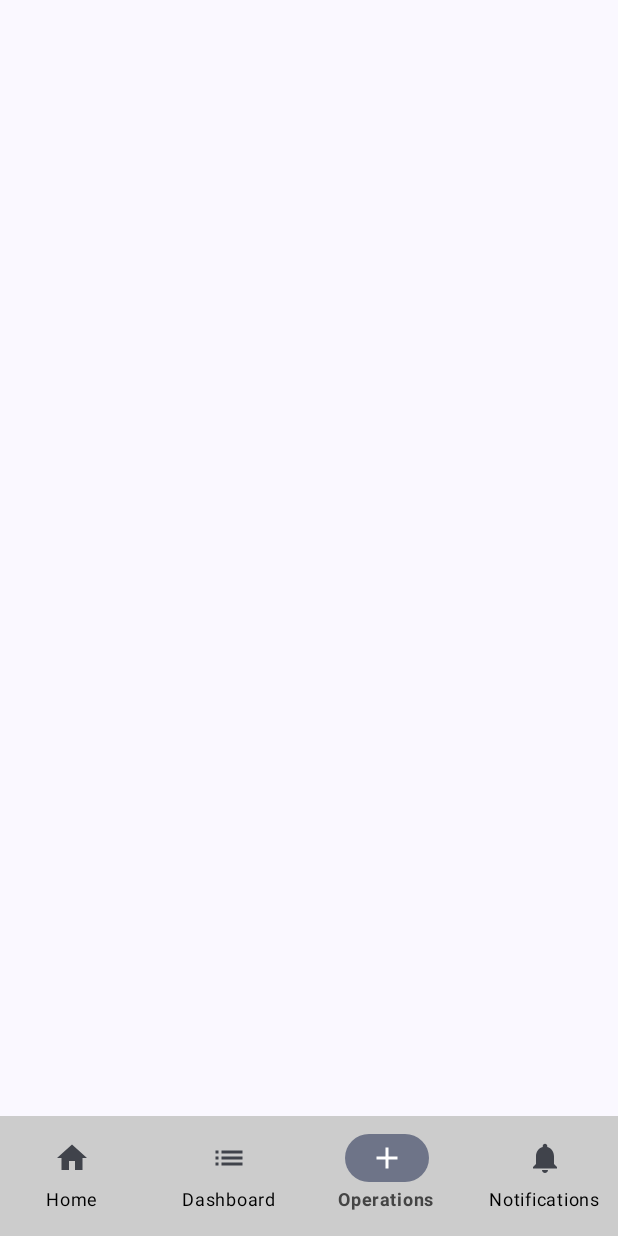
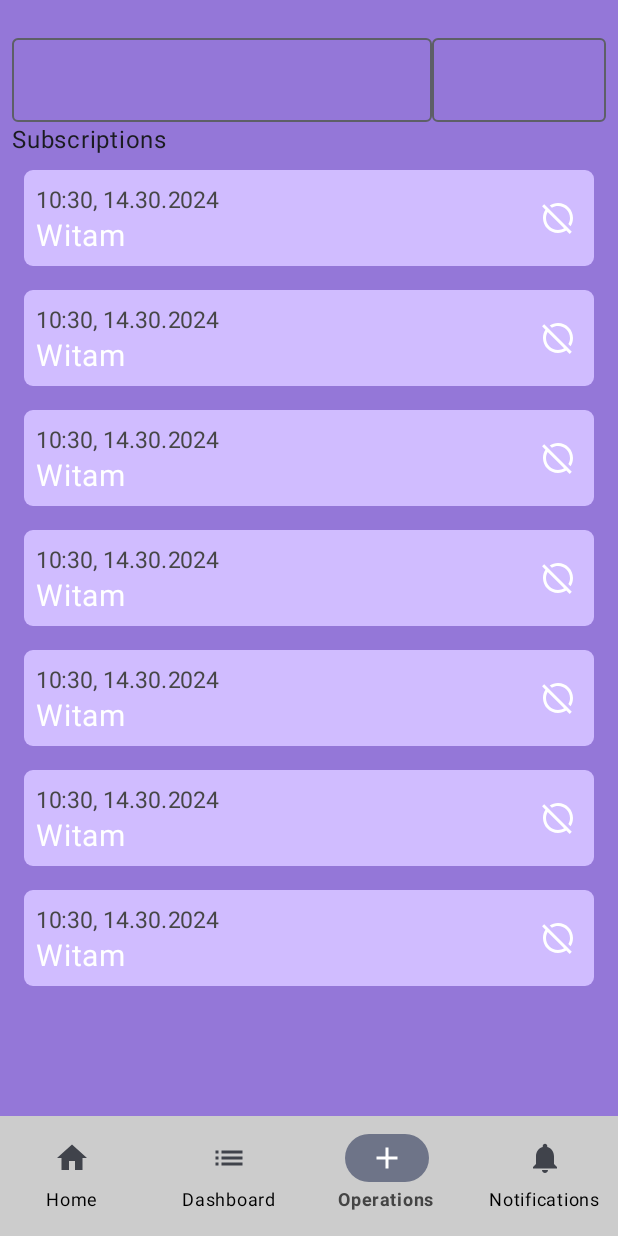
Before and after one commit to TEHAQUE/PocketPlanner, an Android app built with Jetpack Compose: the screen it shows after launch (MainActivity), item 3 of the bottom bar chosen, on a phone screen of 412 x 824 dp. Run offline under Robolectric (Android 15) with nearby library versions, the phone set to English and light mode, and no system bars; our stand-ins replace Room's generated code.

Commit message:
setting up main layout

```diff
--- a/app/src/main/java/com/example/pocketplaner/DataWrapper.kt
+++ b/app/src/main/java/com/example/pocketplaner/DataWrapper.kt
@@ -2,19 +2,19 @@ package com.example.pocketplaner
 
 import android.app.Application
 import androidx.room.Room
-import com.example.pocketplaner.dataBase.NotiDataBase
+import com.example.pocketplaner.dataBase.DataBase
 
 class DataWrapper : Application() {
     companion object{
-        lateinit var notiDataBase : NotiDataBase
+        lateinit var dataBase : DataBase
     }
 
     override fun onCreate() {
         super.onCreate()
-        notiDataBase = Room.databaseBuilder(
+        dataBase = Room.databaseBuilder(
             applicationContext,
-            NotiDataBase::class.java,
-            NotiDataBase.NAME
+            DataBase::class.java,
+            DataBase.NAME
         ).build()
     }
 }
--- a/app/src/main/java/com/example/pocketplaner/MainActivity.kt
+++ b/app/src/main/java/com/example/pocketplaner/MainActivity.kt
@@ -17,6 +17,7 @@ class MainActivity : ComponentActivity() {
     override fun onCreate(savedInstanceState: Bundle?) {
         super.onCreate(savedInstanceState)
         enableEdgeToEdge()
+
         setContent {
             PocketPlanerTheme {
                 MainScreen()
--- a/app/src/main/java/com/example/pocketplaner/MainScreen.kt
+++ b/app/src/main/java/com/example/pocketplaner/MainScreen.kt
@@ -1,7 +1,6 @@
 package com.example.pocketplaner
 
 import androidx.compose.foundation.background
-import androidx.compose.foundation.layout.Row
 import androidx.compose.foundation.layout.fillMaxSize
 import androidx.compose.foundation.layout.padding
 import androidx.compose.material.icons.Icons
@@ -17,16 +16,15 @@ import androidx.compose.material3.Text
 import androidx.compose.runtime.Composable
 import androidx.compose.runtime.getValue
 import androidx.compose.runtime.mutableIntStateOf
-import androidx.compose.runtime.mutableStateListOf
 import androidx.compose.runtime.remember
 import androidx.compose.runtime.setValue
 import androidx.compose.ui.Modifier
 import androidx.compose.ui.graphics.Color
-import androidx.compose.ui.graphics.vector.ImageVector
 import androidx.compose.ui.text.font.FontWeight
-import androidx.compose.ui.unit.sp
 import com.example.pocketplaner.comps.DashBoard
 import com.example.pocketplaner.comps.HomePage
+import com.example.pocketplaner.comps.NotifPage
+import com.example.pocketplaner.comps.OperationsPage
 
 @Composable
 fun MainScreen(modifier: Modifier = Modifier) {
@@ -73,5 +71,7 @@ fun ContentWrapper(modifier: Modifier = Modifier, clickedBtn : Int) {
     when(clickedBtn){
         0-> HomePage()
         1-> DashBoard()
+        2-> OperationsPage()
+        3-> NotifPage()
     }
 }
--- a/app/src/main/java/com/example/pocketplaner/NotiViewModel.kt
+++ b/app/src/main/java/com/example/pocketplaner/NotiViewModel.kt
@@ -10,7 +10,7 @@ import java.sql.Date
 import java.time.Instant
 
 class NotiViewModel : ViewModel() {
-    val notiElDao = DataWrapper.notiDataBase.getNotiDao()
+    val notiElDao = DataWrapper.dataBase.getNotiDao()
 
     val notiList : LiveData<List<NotiEl>> = notiElDao.getAllNoti()
 
--- a/app/src/main/java/com/example/pocketplaner/comps/HomePage.kt
+++ b/app/src/main/java/com/example/pocketplaner/comps/HomePage.kt
@@ -22,7 +22,6 @@ fun HomePage(modifier: Modifier = Modifier) {
         verticalArrangement = Arrangement.Center,
         horizontalAlignment = Alignment.CenterHorizontally
     ){
-        NotiViewModel()
         Text(text = "Home Page",
             fontSize = 30.sp,
             fontWeight = FontWeight.SemiBold,
--- /dev/null
+++ b/app/src/main/java/com/example/pocketplaner/comps/OperationsPage.kt
@@ -0,0 +1,114 @@
+package com.example.pocketplaner.comps
+
+import android.media.VolumeShaper.Operation
+import androidx.compose.foundation.background
+import androidx.compose.foundation.layout.Arrangement
+import androidx.compose.foundation.layout.Column
+import androidx.compose.foundation.layout.Row
+import androidx.compose.foundation.layout.fillMaxSize
+import androidx.compose.foundation.layout.fillMaxWidth
+import androidx.compose.foundation.layout.padding
+import androidx.compose.foundation.lazy.LazyColumn
+import androidx.compose.foundation.lazy.itemsIndexed
+import androidx.compose.foundation.shape.RoundedCornerShape
+import androidx.compose.material3.Icon
+import androidx.compose.material3.IconButton
+import androidx.compose.material3.OutlinedTextField
+import androidx.compose.material3.Text
+import androidx.compose.runtime.Composable
+import androidx.compose.runtime.getValue
+import androidx.compose.runtime.mutableFloatStateOf
+import androidx.compose.runtime.mutableIntStateOf
+import androidx.compose.runtime.mutableStateOf
+import androidx.compose.runtime.remember
+import androidx.compose.runtime.setValue
+import androidx.compose.ui.Alignment
+import androidx.compose.ui.Modifier
+import androidx.compose.ui.draw.clip
+import androidx.compose.ui.graphics.Color
+import androidx.compose.ui.res.painterResource
+import androidx.compose.ui.text.font.FontWeight
+import androidx.compose.ui.text.input.TextFieldValue
+import androidx.compose.ui.unit.dp
+import androidx.compose.ui.unit.sp
+import com.example.pocketplaner.NotiViewModel
+import com.example.pocketplaner.R
+import com.example.pocketplaner.ui.theme.NotiEl
+import com.example.pocketplaner.ui.theme.SubEl
+import com.example.pocketplaner.ui.theme.getFakeSub
+import java.text.SimpleDateFormat
+import java.util.Locale
+
+@Composable
+fun OperationsPage(modifier: Modifier = Modifier) {
+
+    val subList = getFakeSub()
+    var nameVal by remember {
+        mutableStateOf("")
+    }
+    var costVal by remember {
+        mutableStateOf("")
+    }
+    fun convertToFloat(value: String): Float {
+        return try {
+            value.toFloat()
+        } catch (e: NumberFormatException) {
+            0F
+        }
+    }
+    val floatValue = convertToFloat(costVal)
+    Column(
+        modifier = Modifier
+//            .fillMaxSize()
+            .background(Color(0xFF9477D8))
+            .padding(start = 8.dp, top = 25.dp, end = 8.dp, bottom = 110.dp)
+    ){
+        Row(){
+            OutlinedTextField(value = nameVal, onValueChange = {nameVal = it})
+
+            OutlinedTextField(value = costVal, onValueChange = {costVal = it})
+        }
+        Text(text = "Subscriptions")
+        LazyColumn(
+            content = {
+                itemsIndexed(subList) { index: Int, item: SubEl ->
+                    SubListItem(item = item)
+                }
+            }
+        )
+    }
+}
+@Composable
+fun SubListItem(item: SubEl){
+    Row(
+        modifier = Modifier
+            .fillMaxWidth()
+            .padding(8.dp)
+            .clip(RoundedCornerShape(6.dp))
+            .background(Color(0xFFD0BCFF)),
+        verticalAlignment = Alignment.CenterVertically
+    )
+    {
+        Column(
+            modifier = Modifier
+                .padding(8.dp)
+                .weight(1f)
+        )
+        {
+            Text(text = SimpleDateFormat("HH:mm, dd.mm.yyyy", Locale.UK).format(item.date),
+                fontSize = 15.sp,
+                color = Color(0xFF464646)
+            )
+            Text(text = item.title,
+                fontSize = 20.sp,
+                color = Color.White
+            )
+        }
+        IconButton(onClick = {}) {
+            Icon(painter = painterResource(id = R.drawable.baseline_hide_source_24),
+                contentDescription = "Delete",
+                tint = Color.White
+            )
+        }
+    }
+}
--- a/app/src/main/java/com/example/pocketplaner/dataBase/DataBase.kt
+++ b/app/src/main/java/com/example/pocketplaner/dataBase/DataBase.kt
@@ -4,12 +4,14 @@ import androidx.room.Database
 import androidx.room.RoomDatabase
 import androidx.room.TypeConverters
 import com.example.pocketplaner.ui.theme.NotiEl
+import com.example.pocketplaner.ui.theme.SubEl
 
-@Database(entities = [NotiEl::class], version = 1)
+@Database(entities = [NotiEl::class, SubEl::class], version = 1)
 @TypeConverters(Convert::class)
-abstract class NotiDataBase : RoomDatabase() {
-    companion object{
-        const  val NAME = "Noti_DB"
+abstract class DataBase : RoomDatabase() {
+    companion object {
+        const val NAME = "PocketPlannerDB"
     }
-    abstract fun getNotiDao() : NotiElDao
+    abstract fun getNotiDao(): NotiElDao
+    abstract fun getSubDao(): SubElDao
 }
--- /dev/null
+++ b/app/src/main/java/com/example/pocketplaner/dataBase/SubElDao.kt
@@ -0,0 +1,20 @@
+package com.example.pocketplaner.dataBase
+
+import androidx.lifecycle.LiveData
+import androidx.room.Dao
+import androidx.room.Insert
+import androidx.room.Query
+import com.example.pocketplaner.ui.theme.SubEl
+
+@Dao
+interface SubElDao {
+
+    @Query("SELECT * FROM SubEl")
+    fun getAllSub(): LiveData<List<SubEl>>
+
+    @Insert
+    fun addSub(sub : SubEl)
+
+    @Query("Delete FROM SubEl where id = :id")
+    fun deleteSub(id : Int)
+}
--- a/app/src/main/java/com/example/pocketplaner/ui/theme/Color.kt
+++ b/app/src/main/java/com/example/pocketplaner/ui/theme/Color.kt
@@ -2,6 +2,7 @@ package com.example.pocketplaner.ui.theme
 
 import androidx.compose.ui.graphics.Color
 
+val NotiWrapBg = Color(0xFF3A2F55)
 val Purple80 = Color(0xFFD0BCFF)
 val PurpleGrey80 = Color(0xFFCCC2DC)
 val Pink80 = Color(0xFFEFB8C8)
--- /dev/null
+++ b/app/src/main/java/com/example/pocketplaner/ui/theme/SubEl.kt
@@ -0,0 +1,27 @@
+package com.example.pocketplaner.ui.theme
+
+
+import androidx.room.Entity
+import androidx.room.PrimaryKey
+import java.time.Instant
+import java.util.Date
+
+@Entity
+data class SubEl(
+    @PrimaryKey(autoGenerate = true)
+    var id: Int =0,
+    var title: String,
+    var cost: Float,
+    var date: Date
+)
+fun getFakeSub(): List<SubEl>{
+    return listOf<SubEl>(
+        SubEl(1,"Witam",34.53F,Date.from(Instant.now())),
+        SubEl(1,"Witam",34.53F,Date.from(Instant.now())),
+        SubEl(1,"Witam",34.53F,Date.from(Instant.now())),
+        SubEl(1,"Witam",34.53F,Date.from(Instant.now())),
+        SubEl(1,"Witam",34.53F,Date.from(Instant.now())),
+        SubEl(1,"Witam",34.53F,Date.from(Instant.now())),
+        SubEl(1,"Witam",34.53F,Date.from(Instant.now())),
+    )
+}
--- /dev/null
+++ b/app/src/main/res/drawable/baseline_hide_source_24.xml
@@ -0,0 +1,5 @@
+<vector xmlns:android="http://schemas.android.com/apk/res/android" android:height="24dp" android:tint="#000000" android:viewportHeight="24" android:viewportWidth="24" android:width="24dp">
+
+    <path android:fillColor="@android:color/white" android:pathData="M2.81,2.81L1.39,4.22l2.27,2.27C2.61,8.07 2,9.96 2,12c0,5.52 4.48,10 10,10c2.04,0 3.93,-0.61 5.51,-1.66l2.27,2.27l1.41,-1.41L2.81,2.81zM12,20c-4.41,0 -8,-3.59 -8,-8c0,-1.48 0.41,-2.86 1.12,-4.06l10.94,10.94C14.86,19.59 13.48,20 12,20zM7.94,5.12L6.49,3.66C8.07,2.61 9.96,2 12,2c5.52,0 10,4.48 10,10c0,2.04 -0.61,3.93 -1.66,5.51l-1.46,-1.46C19.59,14.86 20,13.48 20,12c0,-4.41 -3.59,-8 -8,-8C10.52,4 9.14,4.41 7.94,5.12z"/>
+
+</vector>
```
Also changed, not shown: app/src/main/java/com/example/pocketplaner/SubViewModel.kt (added, +27 -0 lines), app/src/main/java/com/example/pocketplaner/comps/NotifPage.kt (added, +85 -0 lines), app/src/main/java/com/example/pocketplaner/ui/theme/NotiEl.kt (+18 -0 lines).
